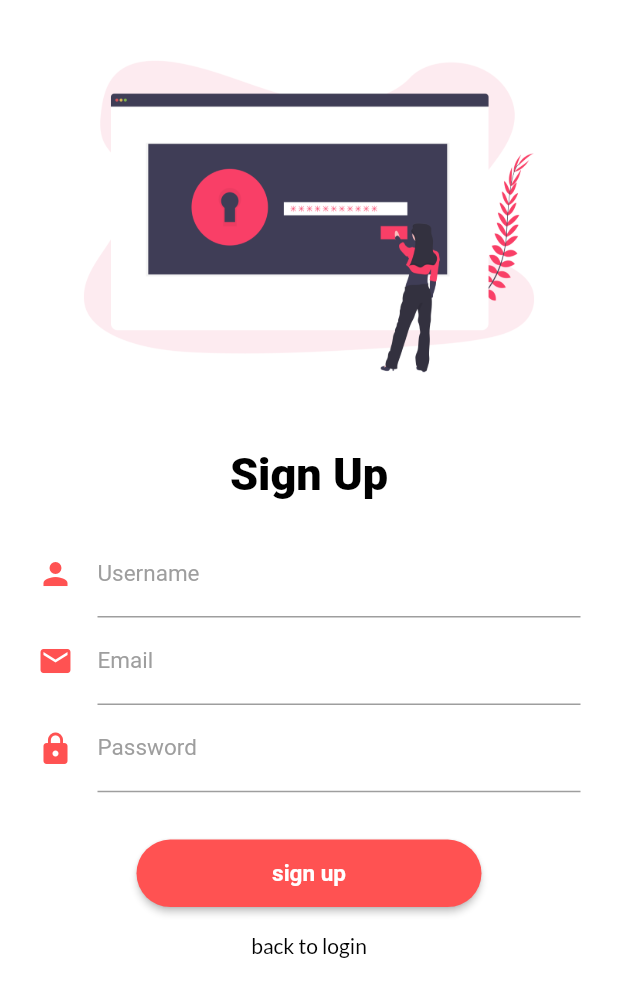
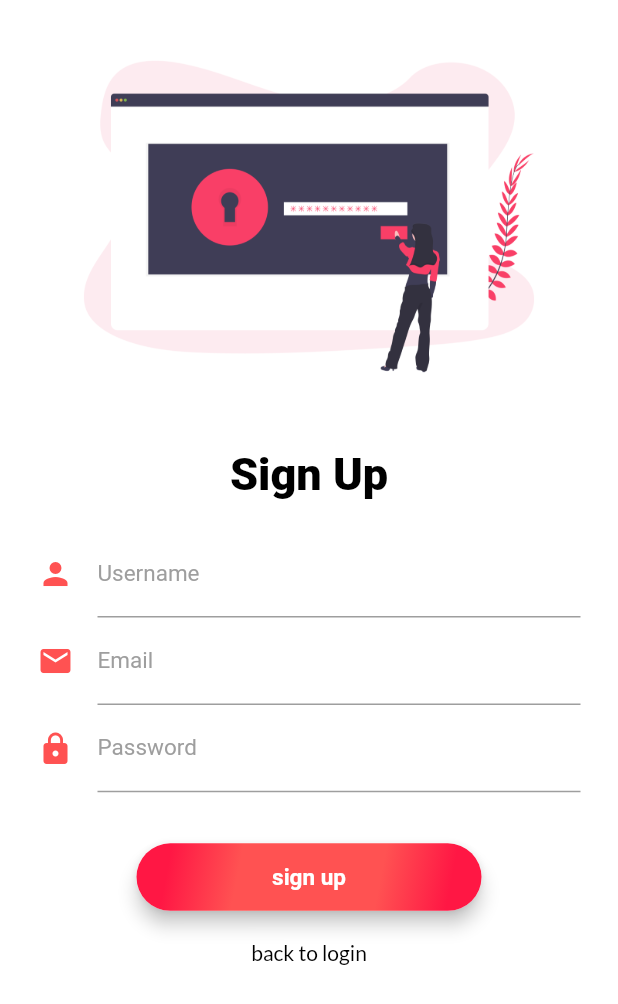
Before and after one commit to kotgire-shreyash/Airway-Companion, a Flutter app: the screen it shows after launch, after a tap on "SignUp", on a phone screen of 412 x 824 dp. Shown: the top 1004 px of the screen. Run offline on Flutter 3.47's test engine with Material 2 defaults, Android fonts, the phone set to English and light mode, and no system bars; our stand-ins replace animated_text_kit, cloud_firestore, firebase_auth, firebase_core, flutter_bloc, flutter_staggered_animations and 9 more; missing offline and left inert: bottom_bar_with_sheet, custom_pop_up_menu, flutter_animated_dialog; accounts and stored records are empty; network calls fail.

```diff
--- a/lib/Logic/Bloc/AuthenticationBloc/signup_bloc.dart
+++ b/lib/Logic/Bloc/AuthenticationBloc/signup_bloc.dart
@@ -10,6 +10,7 @@ class SignupBloc extends Bloc<SignupEvent, SignupState> {
     on<PasswordAddedEvent>(_onPasswordAdded);
     on<MailAddedEvent>(_onMailAddedEvent);
     on<SignUpFormBeingSubmittedEvent>(_onSignupFormBeingSubmitted);
+    on<BackToLoginNavigationEvent>(_onBackToNavigationButtonPressEvent);
   }
 
   void _onUsernameAdded(UsernameAddedEvent event, Emitter<SignupState> emit) {
@@ -32,6 +33,13 @@ class SignupBloc extends Bloc<SignupEvent, SignupState> {
   void _signupFormSubmissionFailureEvent(
       SignupFormFailureSubmissionEvent event, Emitter<SignupState> emit) {
     emit(state.copyWith(isFormSubmitted: true, displayToastByValue: 2));
+  }
+
+  void _onBackToNavigationButtonPressEvent(
+      BackToLoginNavigationEvent event, Emitter<SignupState> emit) {
+    emit(state.copyWith(
+        isBackToNavigationButtonPressed:
+            event.isBackToNavigationButtonPressed));
   }
 
   void _onSignupFormBeingSubmitted(
--- a/lib/Modules/Authentication/Events/signup_events.dart
+++ b/lib/Modules/Authentication/Events/signup_events.dart
@@ -22,6 +22,11 @@ class SignUpFormBeingSubmittedEvent extends SignupEvent {
   SignUpFormBeingSubmittedEvent({this.isSignupFormSubmitted = false});
 }
 
+class BackToLoginNavigationEvent extends SignupEvent {
+  bool isBackToNavigationButtonPressed;
+  BackToLoginNavigationEvent({this.isBackToNavigationButtonPressed = false});
+}
+
 class SignupFormSuccesfulSubmissionEvent extends SignupEvent {}
 
 class SignupFormFailureSubmissionEvent extends SignupEvent {}
--- a/lib/Modules/Authentication/Screens/SignUpScreen/signup_screen.dart
+++ b/lib/Modules/Authentication/Screens/SignUpScreen/signup_screen.dart
@@ -41,6 +41,10 @@ class _SignUpPageViewState extends State<SignUpPageView> {
           // Display Signup failed toast
         } else if (state.internalStateValue == 2) {
           FlutterToast.display("Failed to Sign Up");
+        } else if (state.isBackToNavigationButtonPressed) {
+          context.read<SignupBloc>().add(BackToLoginNavigationEvent(
+              isBackToNavigationButtonPressed: false));
+          Navigator.pop(context);
         }
       },
       builder: (context, state) {
@@ -213,7 +217,8 @@ class _SignUpPageViewState extends State<SignUpPageView> {
                 TextStyle(color: Colors.black, fontFamily: _latoBoldFontFamily),
           ),
           onPressed: () {
-            Navigator.pop(context);
+            context.read<SignupBloc>().add(BackToLoginNavigationEvent(
+                isBackToNavigationButtonPressed: true));
           },
         );
       },
--- a/lib/Modules/Authentication/Screens/SignUpScreen/signup_states.dart
+++ b/lib/Modules/Authentication/Screens/SignUpScreen/signup_states.dart
@@ -3,6 +3,7 @@ class SignupState {
   var password;
   var mail;
   bool isFormSubmitted;
+  bool isBackToNavigationButtonPressed;
 
   // 0 => neutral state, 1 => success state, 2 => failure state
   var internalStateValue;
@@ -18,21 +19,26 @@ class SignupState {
     this.password,
     this.isFormSubmitted = true,
     this.internalStateValue = 0,
+    this.isBackToNavigationButtonPressed = false,
   });
 
   // Copywith constructor
-  SignupState copyWith(
-      {var username,
-      var mail,
-      var password,
-      var isFormSubmitted,
-      var displayToastByValue}) {
+  SignupState copyWith({
+    var username,
+    var mail,
+    var password,
+    var isFormSubmitted,
+    var displayToastByValue,
+    var isBackToNavigationButtonPressed,
+  }) {
     return SignupState(
       username: username ?? this.username,
       mail: mail ?? this.mail,
       password: password ?? this.password,
       isFormSubmitted: isFormSubmitted ?? this.isFormSubmitted,
-      internalStateValue: displayToastByValue ?? this.internalStateValue,
+      internalStateValue: displayToastByValue ?? internalStateValue,
+      isBackToNavigationButtonPressed: isBackToNavigationButtonPressed ??
+          this.isBackToNavigationButtonPressed,
     );
   }
 }
--- a/lib/Modules/Authentication/Widgets/login_button.dart
+++ b/lib/Modules/Authentication/Widgets/login_button.dart
@@ -3,6 +3,7 @@ import 'package:airwaycompanion/Modules/Authentication/Screens/LoginScreen/login
 import 'package:airwaycompanion/Modules/General%20Widgets/custom_colors.dart';
 import 'package:flutter/material.dart';
 import 'package:flutter_bloc/flutter_bloc.dart';
+import 'package:google_fonts/google_fonts.dart';
 
 class LoginButton extends StatefulWidget {
   const LoginButton({Key? key}) : super(key: key);
@@ -14,7 +15,39 @@ class LoginButton extends StatefulWidget {
 class _LoginButtonState extends State<LoginButton> {
   @override
   Widget build(BuildContext context) {
-    return ElevatedButton(
+    return Card(
+      elevation: 5,
+      color: Colors.white,
+      shape: const RoundedRectangleBorder(
+        borderRadius: BorderRadius.all(
+          Radius.circular(30),
+        ),
+      ),
+      child: Container(
+        height: 45,
+        width: 230,
+        decoration: BoxDecoration(
+          borderRadius: const BorderRadius.all(
+            Radius.circular(30),
+          ),
+          gradient: LinearGradient(
+            begin: Alignment.topLeft,
+            end: Alignment.bottomRight,
+            colors: [
+              Colors.blue.shade700,
+              Colors.blue.shade500,
+              Colors.blue.shade500,
+              Colors.blue.shade700,
+            ],
+            stops: const [
+              0.1,
+              0.3,
+              0.6,
+              0.9,
+            ],
+          ),
+        ),
+        child: ElevatedButton(
           child: context.read<LoginBloc>().state.internalStateValue == 1
               ? const Icon(
                   Icons.done,
@@ -34,23 +67,19 @@ class _LoginButtonState extends State<LoginButton> {
                       child: CircularProgressIndicator(
                         color: Colors.white,
                       )),
-      style: TextButton.styleFrom(
-        minimumSize: const Size(230, 45),
-        primary: Colors.white,
-        shape: const RoundedRectangleBorder(
-          borderRadius: BorderRadius.all(
-            Radius.elliptical(30, 30),
+          style: ElevatedButton.styleFrom(
+            primary: Colors.transparent,
+            shadowColor: Colors.transparent,
+            elevation: 5,
           ),
-        ),
-        backgroundColor: Colors.blue.shade700,
-        // shape: const StadiumBorder(),
-      ),
-      onPressed: () async {
+          onPressed: () {
             // context.read<LoginBloc>().add(
             //     LoginFormBeingSubmittedEvent(isLoginFormSubmitted: true));
 
             Navigator.pushNamed(context, "home");
           },
+        ),
+      ),
     );
   }
 }
--- a/lib/Modules/Authentication/Widgets/signup_button.dart
+++ b/lib/Modules/Authentication/Widgets/signup_button.dart
@@ -15,7 +15,39 @@ class SignUpButton extends StatefulWidget {
 class _SignUpButtonState extends State<SignUpButton> {
   @override
   Widget build(BuildContext context) {
-    return ElevatedButton(
+    return Card(
+      elevation: 5,
+      color: Colors.white,
+      shape: const RoundedRectangleBorder(
+        borderRadius: BorderRadius.all(
+          Radius.circular(30),
+        ),
+      ),
+      child: Container(
+        height: 45,
+        width: 230,
+        decoration: BoxDecoration(
+          borderRadius: const BorderRadius.all(
+            Radius.circular(30),
+          ),
+          gradient: LinearGradient(
+            begin: Alignment.topLeft,
+            end: Alignment.bottomRight,
+            colors: [
+              Colors.redAccent.shade400,
+              Colors.redAccent.shade200,
+              Colors.redAccent.shade200,
+              Colors.redAccent.shade400,
+            ],
+            stops: const [
+              0.1,
+              0.3,
+              0.7,
+              0.9,
+            ],
+          ),
+        ),
+        child: ElevatedButton(
           child: context.read<SignupBloc>().state.internalStateValue == 1
               ? const Icon(
                   Icons.done,
@@ -35,21 +67,17 @@ class _SignUpButtonState extends State<SignUpButton> {
                       child: CircularProgressIndicator(
                         color: Colors.white,
                       )),
-        style: TextButton.styleFrom(
-          minimumSize: const Size(230, 45),
-          primary: Colors.white,
-          shape: const RoundedRectangleBorder(
-            borderRadius: BorderRadius.all(
-              Radius.elliptical(30, 30),
+          style: ElevatedButton.styleFrom(
+            primary: Colors.transparent,
+            shadowColor: Colors.transparent,
+            elevation: 5,
+          ),
+          onPressed: () {
+            context.read<SignupBloc>().add(
+                SignUpFormBeingSubmittedEvent(isSignupFormSubmitted: true));
+          },
         ),
       ),
-          backgroundColor: CustomColors.signupSwatch,
-          // shape: const StadiumBorder(),
-        ),
-        onPressed: () {
-          context
-              .read<SignupBloc>()
-              .add(SignUpFormBeingSubmittedEvent(isSignupFormSubmitted: true));
-        });
+    );
   }
 }
--- a/lib/Modules/General Widgets/Bottom Navigation Bar/bottom_navigation_bar.dart
+++ b/lib/Modules/General Widgets/Bottom Navigation Bar/bottom_navigation_bar.dart
@@ -46,7 +46,7 @@ class _BottomNavigationBarState extends State<BottomNavigationBar> {
           Navigator.pushNamed(context, 'availableFlights');
         }
         if (index == 2) {
-          Navigator.pushNamed(context, 'timeline');
+          // Navigator.pushNamed(context, 'timeline');
         }
       },
     );
--- a/lib/Modules/Home/Widgets/search_delegate.dart
+++ b/lib/Modules/Home/Widgets/search_delegate.dart
@@ -8,6 +8,14 @@ class SearchBoxDelegate extends SearchDelegate<Widget> {
     "Map Navigation",
     "Guidelines",
     "Track",
+  ];
+
+  final _featureNavigationCorrespondence = [
+    "availableFlights",
+    "checkist",
+    "checklist",
+    "checklist",
+    "timeline",
   ];
 
   @override
@@ -56,7 +64,7 @@ class SearchBoxDelegate extends SearchDelegate<Widget> {
             _leadingIcon = Icon(Icons.widgets,
                 color:
                     index % 2 == 0 ? Colors.blue.shade600 : Colors.redAccent);
-            _trailingIcon = Icon(Icons.open_in_new, color: Colors.black);
+            _trailingIcon = const Icon(Icons.open_in_new, color: Colors.black);
           } catch (e) {
             _leadingIcon = null;
             _trailingIcon = null;
@@ -72,7 +80,10 @@ class SearchBoxDelegate extends SearchDelegate<Widget> {
                 fontSize: 20,
               ),
             ),
-            onTap: () {},
+            onTap: () {
+              Navigator.pushNamed(
+                  context, _featureNavigationCorrespondence[index]);
+            },
           );
         });
   }
--- a/lib/Modules/Routes/screen_router.dart
+++ b/lib/Modules/Routes/screen_router.dart
@@ -1,3 +1,4 @@
+import 'package:airwaycompanion/Logic/Bloc/AuthenticationBloc/login_bloc.dart';
 import 'package:airwaycompanion/Logic/Bloc/AuthenticationBloc/signup_bloc.dart';
 import 'package:airwaycompanion/Logic/Bloc/FlightsScreenBloc/flights_screen_bloc.dart';
 import 'package:airwaycompanion/Modules/Authentication/Screens/LoginScreen/login_screen.dart';
@@ -17,7 +18,11 @@ class GlobalRouter {
   Route onGenerateRoute(RouteSettings routeSettings) {
     switch (routeSettings.name) {
       case 'login':
-        return MaterialPageRoute(builder: (_) => const LoginPageView());
+        return MaterialPageRoute(
+            builder: (_) => BlocProvider(
+                  create: (context) => LoginBloc(),
+                  child: const LoginPageView(),
+                ));
       case 'signup':
         return MaterialPageRoute(
             builder: (_) => BlocProvider(
@@ -26,8 +31,6 @@ class GlobalRouter {
                 ));
       case 'home':
         return MaterialPageRoute(builder: (_) => const HomeScreen());
-      case 'checklist':
-        return MaterialPageRoute(builder: (_) => const CheckListScreen());
 
       case 'checklistPage':
         return MaterialPageRoute(builder: (_) => const CheckListScreen());
--- a/lib/main.dart
+++ b/lib/main.dart
@@ -1,12 +1,9 @@
 import 'package:airwaycompanion/Logic/Bloc/ChecklistBloc/checklist_bloc.dart';
 import 'package:airwaycompanion/Logic/Bloc/FlightsScreenBloc/flights_screen_bloc.dart';
 import 'package:airwaycompanion/Modules/Routes/screen_router.dart';
-import 'package:firebase_auth/firebase_auth.dart';
 import 'package:firebase_core/firebase_core.dart';
 import 'package:flutter/material.dart';
 import 'package:flutter_bloc/flutter_bloc.dart';
-import 'package:google_fonts/google_fonts.dart';
-
 import 'Logic/Bloc/AuthenticationBloc/login_bloc.dart';
 import 'Logic/Bloc/HomeBloc/home_screen_bloc.dart';
 
@@ -35,7 +32,6 @@ class _AirwayCompanionAppState extends State<AirwayCompanionApp> {
   Widget build(BuildContext context) {
     return MultiBlocProvider(
       providers: [
-        BlocProvider(create: (context) => LoginBloc()),
         BlocProvider(create: (context) => HomeScreenBloc()),
         BlocProvider(create: (context) => FlightScreenBloc()),
         BlocProvider(
@@ -46,7 +42,7 @@ class _AirwayCompanionAppState extends State<AirwayCompanionApp> {
         debugShowCheckedModeBanner: false,
         themeMode: ThemeMode.light,
         onGenerateRoute: _authPageRouter.onGenerateRoute,
-        initialRoute: "/home",
+        initialRoute: "login",
       ),
     );
   }
--- a/pubspec.yaml
+++ b/pubspec.yaml
@@ -62,6 +62,7 @@ dependencies:
   flutter_slidable:
   fluttericon:
   material_floating_search_bar: ^0.3.6
+  shared_preferences:
 
 dev_dependencies:
   flutter_test:
```
Also changed, not shown: lib/Modules/Home/Widgets/flights_check_button.dart (+0 -16 lines), pubspec.lock. Lines whose indentation alone changed are shown as unchanged.
